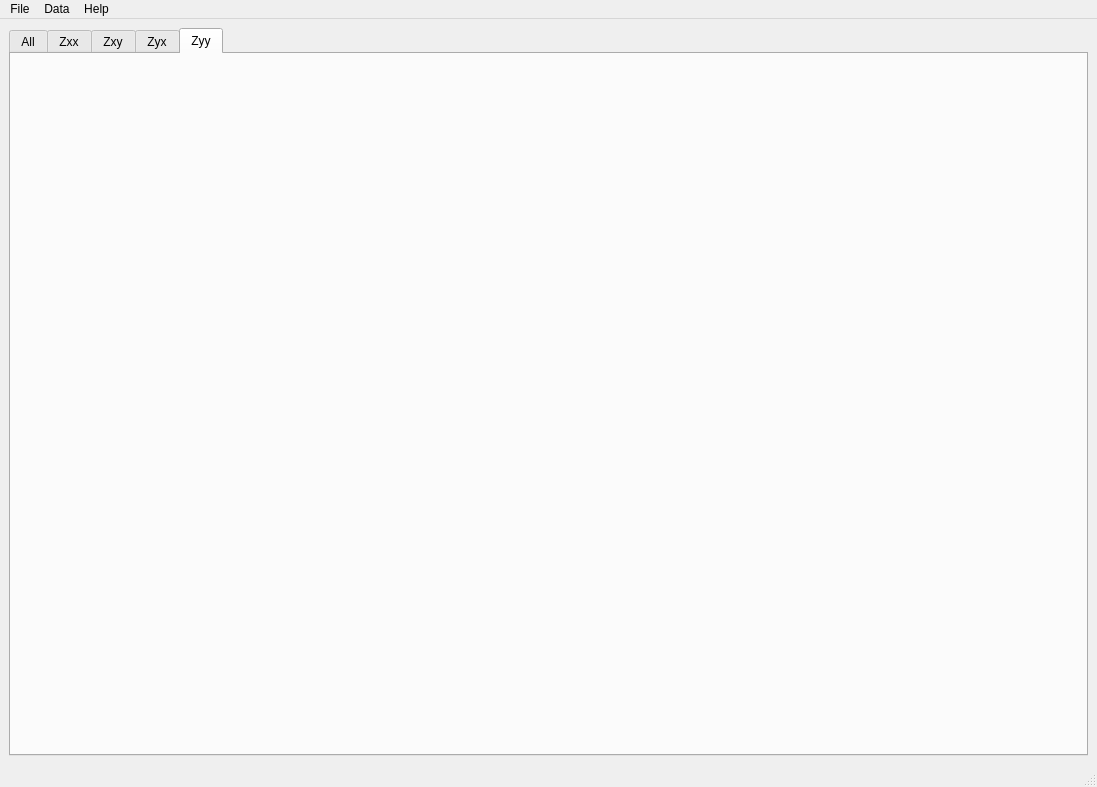
Qt form adEDItor v2.0.00.00.00_Private/src/main_window.ui (riflab/adEditor) before a commit.
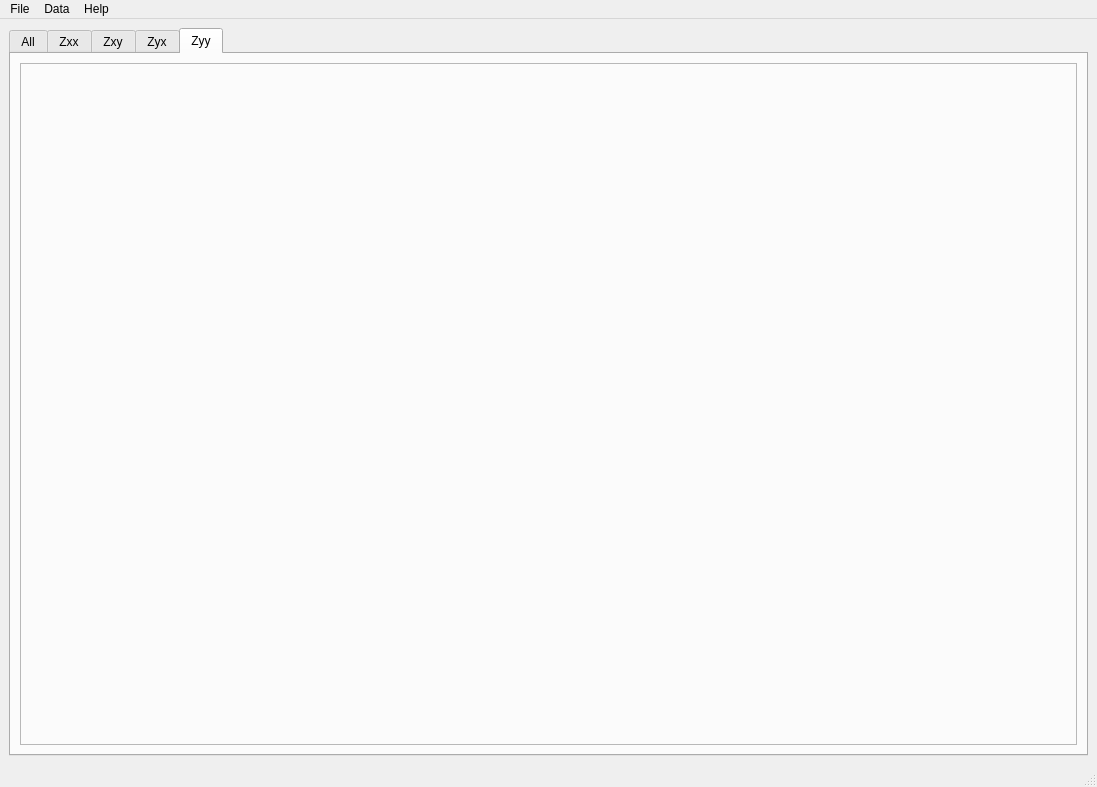
The same form after that commit. The open tabs and pages were chosen to show the change.

Diff of the .ui file:
```diff
--- a/adEDItor v2.0.00.00.00_Private/src/main_window.ui
+++ b/adEDItor v2.0.00.00.00_Private/src/main_window.ui
@@ -124,6 +124,26 @@
        <attribute name="title">
         <string>Zyy</string>
        </attribute>
+       <layout class="QHBoxLayout" name="horizontalLayout_11">
+        <item>
+         <widget class="QFrame" name="frame_5">
+          <property name="layoutDirection">
+           <enum>Qt::LeftToRight</enum>
+          </property>
+          <property name="frameShape">
+           <enum>QFrame::StyledPanel</enum>
+          </property>
+          <property name="frameShadow">
+           <enum>QFrame::Raised</enum>
+          </property>
+          <layout class="QHBoxLayout" name="horizontalLayout_10">
+           <item>
+            <layout class="QVBoxLayout" name="verticalLayout_yy"/>
+           </item>
+          </layout>
+         </widget>
+        </item>
+       </layout>
       </widget>
      </widget>
     </item>
```
Left out of the diff: 2 changed lines with no effect on the pictures.
